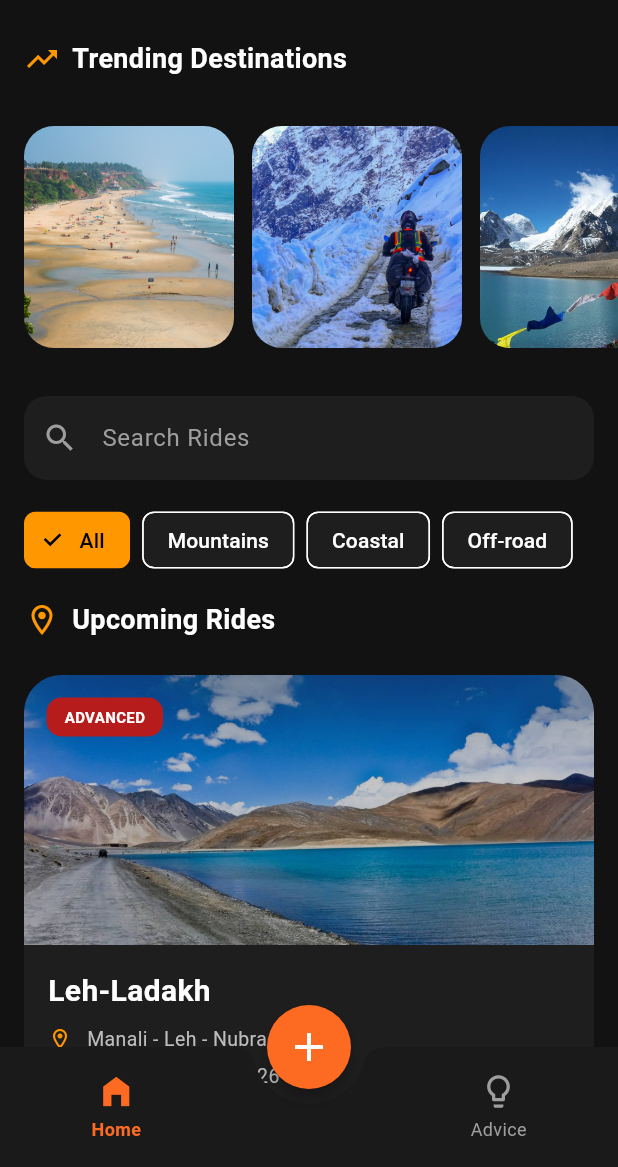
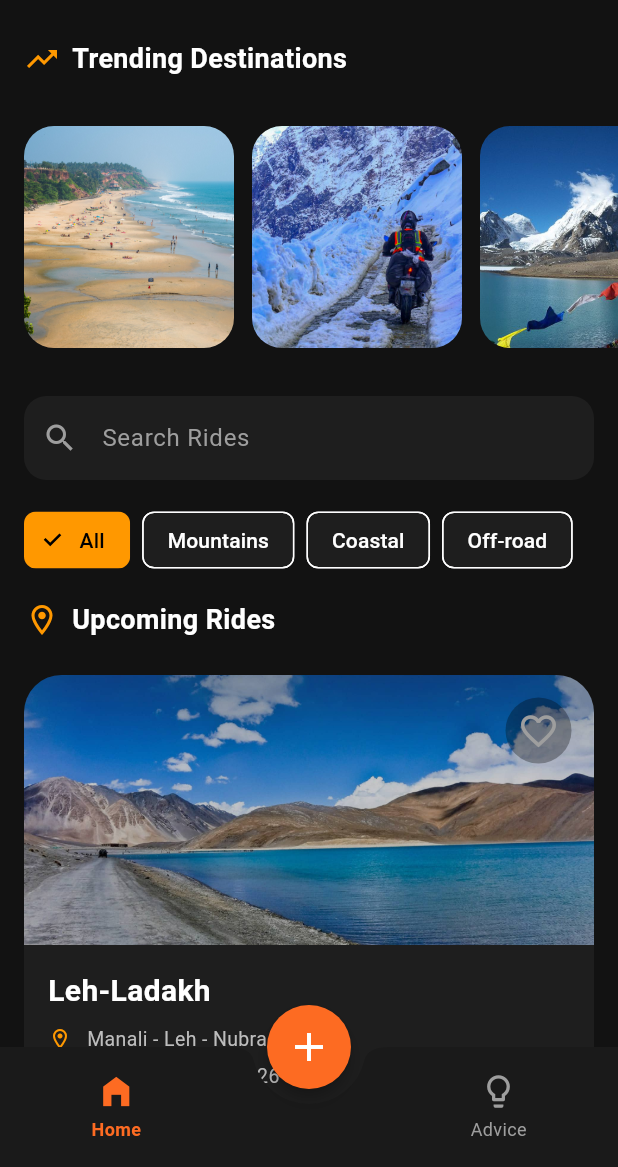
Before and after one commit to AlwinJoseph3/MotoBuddy, a Flutter app: the screen it shows after launch, on a phone screen of 412 x 824 dp, the part 69-1236 px from its top. Run offline on Flutter 3.47's test engine with Material 3 defaults, Android fonts, the light colour scheme and no system bars.

Commit message:
added animated like button

```diff
--- a/lib/home_page.dart
+++ b/lib/home_page.dart
@@ -2,6 +2,7 @@
 import 'ride_details.dart';
 import 'models/ride_model.dart';
 import 'profile.dart';
+import 'widgets/animated_like.dart';
 
 class HomePage extends StatefulWidget {
   const HomePage({super.key});
@@ -197,24 +198,14 @@
               ),
               Positioned(
                 top: 15,
-                left: 15,
+                right: 15,
                 child: Container(
-                  padding: const EdgeInsets.symmetric(
-                    horizontal: 12,
-                    vertical: 6,
+                  padding: const EdgeInsets.all(8),
+                  decoration: BoxDecoration(
+                    color: Colors.black.withOpacity(0.3), // Glassy background
+                    shape: BoxShape.circle,
                   ),
-                  decoration: BoxDecoration(
-                    color: ride.difficultyColor,
-                    borderRadius: BorderRadius.circular(10),
-                  ),
-                  child: Text(
-                    ride.difficulty,
-                    style: const TextStyle(
-                      color: Colors.white,
-                      fontSize: 10,
-                      fontWeight: FontWeight.bold,
-                    ),
-                  ),
+                  child: const AnimatedLikeButton(),
                 ),
               ),
             ],
--- /dev/null
+++ b/lib/widgets/animated_like.dart
@@ -0,0 +1,60 @@
+import 'package:flutter/material.dart';
+
+class AnimatedLikeButton extends StatefulWidget {
+  const AnimatedLikeButton({super.key});
+
+  @override
+  State<AnimatedLikeButton> createState() => _AnimatedLikeButtonState();
+}
+
+class _AnimatedLikeButtonState extends State<AnimatedLikeButton>
+    with SingleTickerProviderStateMixin {
+  bool isLiked = false;
+  late AnimationController _controller;
+  late Animation<double> _scaleAnimation;
+
+  @override
+  void initState() {
+    super.initState();
+    // 1. Setup the controller for a quick 200ms "pop"
+    _controller = AnimationController(
+      duration: const Duration(milliseconds: 200),
+      vsync: this,
+    );
+
+    // 2. Define the scale: starts at 1.0, grows to 1.5, then back to 1.0
+    _scaleAnimation = TweenSequence<double>([
+      TweenSequenceItem(tween: Tween(begin: 1.0, end: 1.5), weight: 50),
+      TweenSequenceItem(tween: Tween(begin: 1.5, end: 1.0), weight: 50),
+    ]).animate(CurvedAnimation(parent: _controller, curve: Curves.easeInOut));
+  }
+
+  @override
+  void dispose() {
+    _controller.dispose();
+    super.dispose();
+  }
+
+  void _handleTap() {
+    setState(() {
+      isLiked = !isLiked;
+    });
+    // Trigger the bounce animation
+    _controller.forward(from: 0.0);
+  }
+
+  @override
+  Widget build(BuildContext context) {
+    return GestureDetector(
+      onTap: _handleTap,
+      child: ScaleTransition(
+        scale: _scaleAnimation,
+        child: Icon(
+          isLiked ? Icons.favorite : Icons.favorite_border,
+          color: isLiked ? Colors.red : Colors.grey,
+          size: 28,
+        ),
+      ),
+    );
+  }
+}
--- a/pubspec.yaml
+++ b/pubspec.yaml
@@ -35,6 +35,7 @@
   # Use with the CupertinoIcons class for iOS style icons.
   cupertino_icons: ^1.0.8
   url_launcher: ^6.3.2
+  google_fonts: ^8.0.0
 
 dev_dependencies:
   flutter_test:
```
Also changed, not shown: pubspec.lock.
